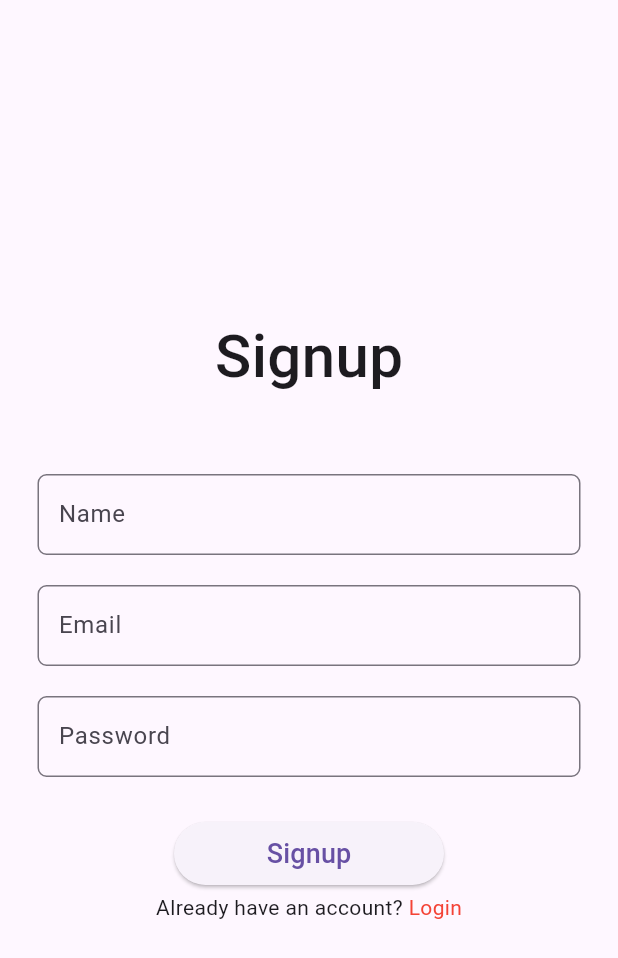
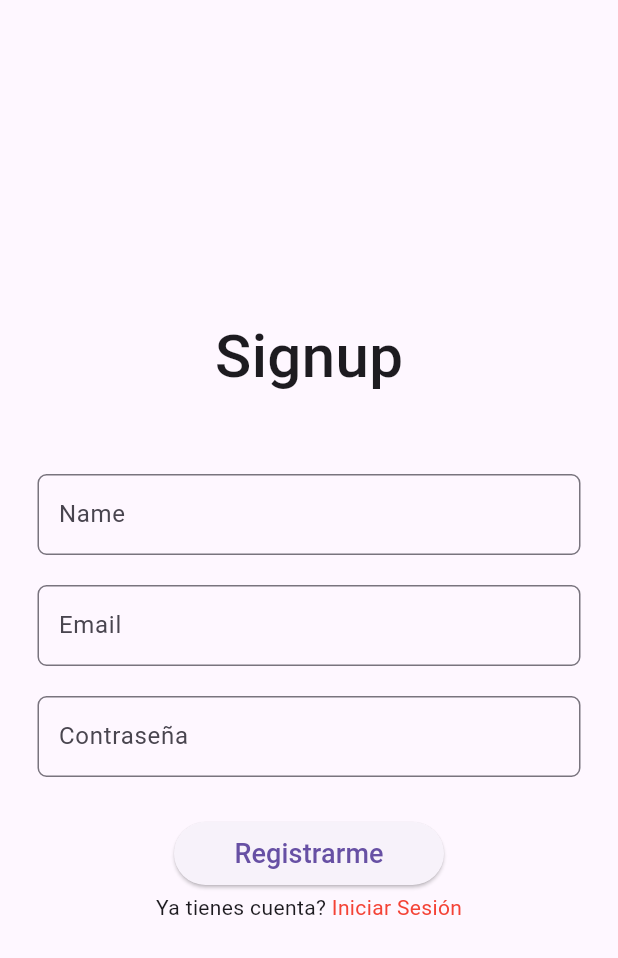
Before and after one commit to vctorr1/tienda3, a Flutter app: the SignupScreen screen opened directly, on a phone screen of 412 x 824 dp. Shown: the top 958 px of the screen. Run offline on Flutter 3.47's test engine with Material 3 defaults, Android fonts, the phone set to English and light mode, and no system bars; our stand-ins replace another_carousel_pro, firebase_auth, firebase_core; accounts and stored records are empty.

Commit message:
signup cambios

```diff
--- a/lib/paginas/auth/signup_screen.dart
+++ b/lib/paginas/auth/signup_screen.dart
@@ -56,22 +56,23 @@ class _SignupScreenState extends State<SignupScreen> {
             ),
             const SizedBox(height: 20),
             CustomTextField(
-              hint: "Enter Password",
-              label: "Password",
+              hint: "Introduce tu contraseña",
+              label: "Contraseña",
               isPassword: true,
               controller: _password,
             ),
             const SizedBox(height: 30),
             CustomButton(
-              label: "Signup",
+              label: "Registrarme",
               onPressed: _signup,
             ),
             const SizedBox(height: 5),
             Row(mainAxisAlignment: MainAxisAlignment.center, children: [
-              const Text("Already have an account? "),
+              const Text("Ya tienes cuenta? "),
               InkWell(
                 onTap: () => goToLogin(context),
-                child: const Text("Login", style: TextStyle(color: Colors.red)),
+                child: const Text("Iniciar Sesión",
+                    style: TextStyle(color: Colors.red)),
               )
             ]),
             const Spacer()
```
